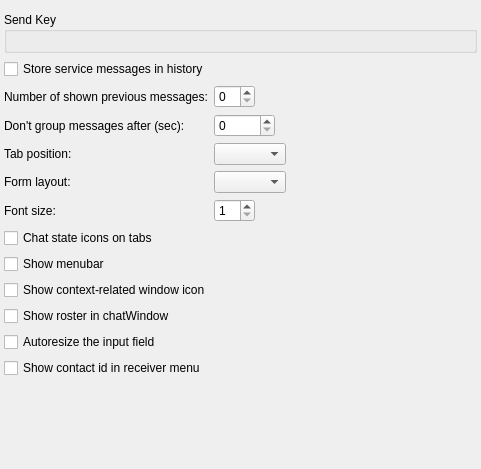
Qt form core/src/corelayers/adiumchat/chatforms/tabbedchatform/settings/tabbedchatbehavior.ui (euroelessar/qutim) before a commit.
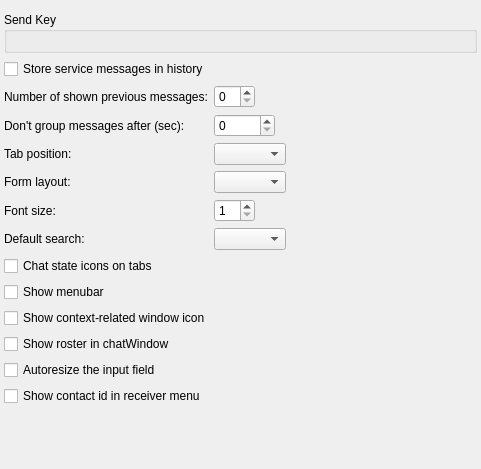
The same form after that commit.

Commit message: [adiumwebview] search added

Patch:
```diff
--- a/core/src/corelayers/adiumchat/chatforms/tabbedchatform/settings/tabbedchatbehavior.ui
+++ b/core/src/corelayers/adiumchat/chatforms/tabbedchatform/settings/tabbedchatbehavior.ui
@@ -91,42 +91,42 @@
    <item row="5" column="1">
     <widget class="QComboBox" name="formLayoutBox"/>
    </item>
-   <item row="7" column="0" colspan="2">
+   <item row="8" column="0" colspan="2">
     <widget class="QCheckBox" name="stateBox">
      <property name="text">
       <string>Chat state icons on tabs</string>
      </property>
     </widget>
    </item>
-   <item row="8" column="0" colspan="2">
+   <item row="9" column="0" colspan="2">
     <widget class="QCheckBox" name="menuBox">
      <property name="text">
       <string>Show menubar</string>
      </property>
     </widget>
    </item>
-   <item row="9" column="0" colspan="2">
+   <item row="10" column="0" colspan="2">
     <widget class="QCheckBox" name="customIconBox">
      <property name="text">
       <string>Show context-related window icon</string>
      </property>
     </widget>
    </item>
-   <item row="10" column="0" colspan="2">
+   <item row="11" column="0" colspan="2">
     <widget class="QCheckBox" name="rosterBox">
      <property name="text">
       <string>Show roster in chatWindow</string>
      </property>
     </widget>
    </item>
-   <item row="11" column="0" colspan="2">
+   <item row="12" column="0" colspan="2">
     <widget class="QCheckBox" name="autoresizeBox">
      <property name="text">
       <string>Autoresize the input field</string>
      </property>
     </widget>
    </item>
-   <item row="12" column="0" colspan="2">
+   <item row="13" column="0" colspan="2">
     <widget class="QCheckBox" name="receiverIdBox">
      <property name="text">
       <string>Show contact id in receiver menu</string>
@@ -150,6 +150,16 @@
      </property>
     </widget>
    </item>
+   <item row="7" column="0">
+    <widget class="QLabel" name="label_6">
+     <property name="text">
+      <string>Default search:</string>
+     </property>
+    </widget>
+   </item>
+   <item row="7" column="1">
+    <widget class="QComboBox" name="searchBox"/>
+   </item>
   </layout>
  </widget>
  <resources/>
```
The commit also changes 3 other files.
